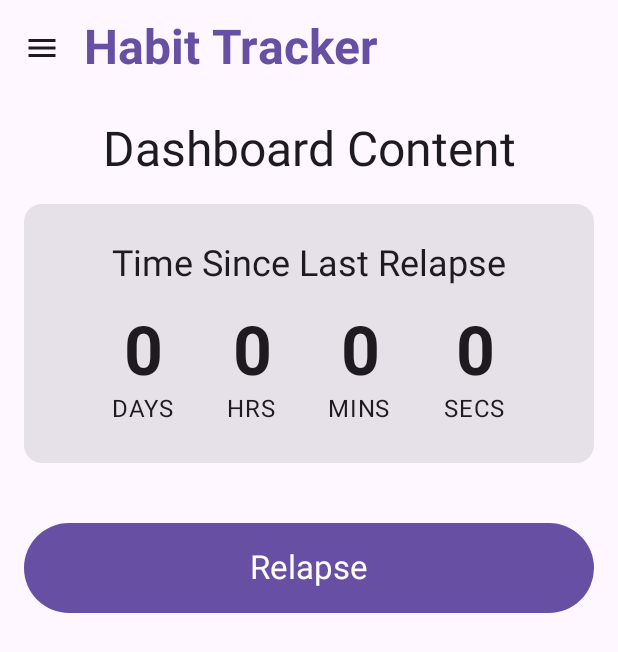
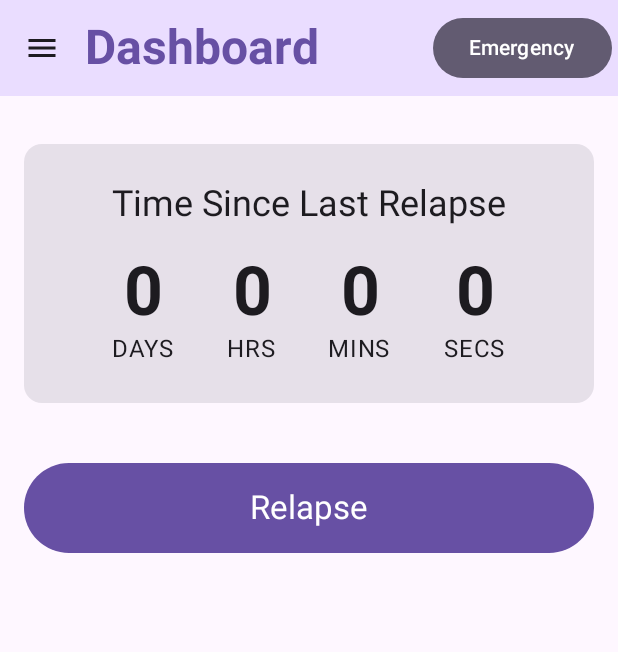
Before and after one commit to barrackmobamba69/Habit-Tracker-Final-Project, an Android app built with Jetpack Compose: the DashboardScreen screen opened through its navigation route, on a phone screen of 412 x 824 dp. Shown: the top 652 px of the screen. Run offline under Robolectric (Android 15) with nearby library versions, the phone set to English and light mode, and no system bars.

Commit message:
Added emergency/panic button logic with popup motivational messages

```diff
--- a/app/build.gradle.kts
+++ b/app/build.gradle.kts
@@ -51,6 +51,8 @@
 
 dependencies {
 
+    implementation(libs.coil.compose)
+    implementation(libs.coil.gif)  //GIF dependency
     implementation (libs.accompanist.pager)
     implementation (libs.androidx.navigation.compose)  //Navigation dependency
     implementation(libs.androidx.core.ktx)
--- /dev/null
+++ b/app/src/main/java/com/griffith/habittracker/Controller/EmergencyController.kt
@@ -0,0 +1,40 @@
+package com.griffith.habittracker.Controller
+
+import androidx.compose.runtime.mutableStateOf
+
+object EmergencyController {
+    val showEmergencyDialog = mutableStateOf(false)
+
+    private val motivationalQuotes = listOf(
+        "You've got this! Remember why you started.",
+        "Use this energy of the urge to do something productive. Clean, organize or exercise",
+        "When you first began remember how desperate you were to be where you are right now",
+        "You are stronger than your urges.",
+        "One day at a time. You can do this.",
+        "Stand up, stretch, and take a short walk. Change your surroundings to change your mindset.",
+        "Either you create history or you delete history.",
+        "The only limit to our realization of tomorrow will be our doubts of today.",
+        "If you relapse now, it means that you care about the next 3 seconds of pleasure than the rest of your life.",
+        "Refuse to be AVERAGE.",
+        "Go in front of the mirror, stare yourself into the eyes, and ask WHY?",
+        "You didn't come here all this way for nothing.",
+        "Think what's the root cause behind this urge. How about you rather work on that. Do it with meditation.",
+        "Meditate for just 5 minutes. Focus inward to find calm and clarity.",
+        "Go wash your face with cold water",
+        "Don't quit. Suffer now and live the rest of your life as a champion. -Muhammad Ali",
+        "Are you hydrated? If not go, drink some water.",
+        "Take 5 deep breaths and focus on the present moment."
+    )
+
+    fun getRandomQuote(): String {
+        return motivationalQuotes.random()
+    }
+
+    fun showEmergencySupport() {
+        showEmergencyDialog.value = true
+    }
+
+    fun dismissEmergencySupport() {
+        showEmergencyDialog.value = false
+    }
+}
--- a/app/src/main/java/com/griffith/habittracker/View/DashboardScreen.kt
+++ b/app/src/main/java/com/griffith/habittracker/View/DashboardScreen.kt
@@ -1,5 +1,8 @@
 package com.griffith.habittracker.View
+import androidx.compose.foundation.Image
+import androidx.compose.foundation.background
 import androidx.compose.foundation.layout.*
+import androidx.compose.foundation.shape.CircleShape
 import androidx.compose.material.icons.Icons
 import androidx.compose.material.icons.filled.Menu
 import androidx.compose.material3.*
@@ -12,9 +15,24 @@
 import androidx.compose.material3.rememberDrawerState
 import androidx.compose.ui.text.font.FontWeight
 import androidx.compose.ui.text.style.TextAlign
+import com.griffith.habittracker.Controller.EmergencyController
+import com.griffith.habittracker.Controller.EmergencyController.showEmergencyDialog
 import com.griffith.habittracker.Controller.StreakController
 import kotlinx.coroutines.launch
 import kotlinx.coroutines.delay
+
+import androidx.compose.foundation.background
+import androidx.compose.foundation.shape.CircleShape
+import androidx.compose.ui.draw.clip
+import androidx.compose.ui.platform.LocalContext
+import coil.compose.rememberAsyncImagePainter
+import coil.request.ImageRequest
+import com.griffith.habittracker.R
+import androidx.compose.foundation.Image
+import androidx.compose.ui.draw.clip
+import androidx.compose.ui.platform.LocalContext
+import coil.compose.rememberAsyncImagePainter
+
 
 @OptIn(ExperimentalMaterial3Api::class)
 @Composable
@@ -39,7 +57,7 @@
                 TopAppBar(
                     title = {
                         Text(
-                            text = "Habit Tracker",
+                            text = "Dashboard",
                             style = MaterialTheme.typography.headlineLarge,
                             color = MaterialTheme.colorScheme.primary,
                             fontWeight = FontWeight.Bold,
@@ -54,7 +72,23 @@
                         }) {
                             Icon(Icons.Filled.Menu, contentDescription = "Menu")
                         }
-                    }
+                    },
+                    actions = {
+                        // Emergency button
+                        Button(
+                            onClick = { EmergencyController.showEmergencySupport() },
+                            colors = ButtonDefaults.buttonColors(
+                                containerColor = MaterialTheme.colorScheme.secondary
+                            )
+                        ) {
+                            Text("Emergency")
+                        }
+                    },
+
+                    colors = TopAppBarDefaults.topAppBarColors(
+                        containerColor = MaterialTheme.colorScheme.primaryContainer
+                    )
+
                 )
             }
         ) { innerPadding ->
@@ -65,9 +99,6 @@
                     .padding(16.dp),
                 horizontalAlignment = Alignment.CenterHorizontally
             ) {
-
-                Text(text = "Dashboard Content", style = MaterialTheme.typography.headlineLarge)
-
 
                 // Streak Counter Card
                 Card(
@@ -156,4 +187,41 @@
             }
         }
     }
+
+
+
+    // Emergency Support Dialog
+    if (EmergencyController.showEmergencyDialog.value) {
+        val quote = remember { EmergencyController.getRandomQuote() }
+
+        AlertDialog(
+            onDismissRequest = { EmergencyController.dismissEmergencySupport() },
+            title = {
+                Text(
+                    "Think about it!",
+                    style = MaterialTheme.typography.headlineMedium,
+                    color = MaterialTheme.colorScheme.primary
+                )
+            },
+            text = {
+                Column(
+                    horizontalAlignment = Alignment.CenterHorizontally,
+                    modifier = Modifier.fillMaxWidth()
+                ) {
+                    Text(
+                        quote,
+                        textAlign = TextAlign.Center,
+                        style = MaterialTheme.typography.bodyLarge
+                    )
+                }
+            },
+            confirmButton = {
+                Button(
+                    onClick = { EmergencyController.dismissEmergencySupport() }
+                ) {
+                    Text("I Feel Better")
+                }
+            }
+        )
+    }
 }
--- a/gradle/libs.versions.toml
+++ b/gradle/libs.versions.toml
@@ -1,6 +1,7 @@
 [versions]
 accompanistPager = "0.32.0"
 agp = "8.6.1"
+coilCompose = "2.4.0"
 kotlin = "1.9.0"
 coreKtx = "1.15.0"
 junit = "4.13.2"
@@ -16,6 +17,8 @@
 accompanist-pager = { module = "com.google.accompanist:accompanist-pager", version.ref = "accompanistPager" }
 androidx-core-ktx = { group = "androidx.core", name = "core-ktx", version.ref = "coreKtx" }
 androidx-navigation-compose = { module = "androidx.navigation:navigation-compose", version.ref = "navigationCompose" }
+coil-compose = { module = "io.coil-kt:coil-compose", version.ref = "coilCompose" }
+coil-gif = { module = "io.coil-kt:coil-gif", version.ref = "coilCompose" }
 junit = { group = "junit", name = "junit", version.ref = "junit" }
 androidx-junit = { group = "androidx.test.ext", name = "junit", version.ref = "junitVersion" }
 androidx-espresso-core = { group = "androidx.test.espresso", name = "espresso-core", version.ref = "espressoCore" }
```
